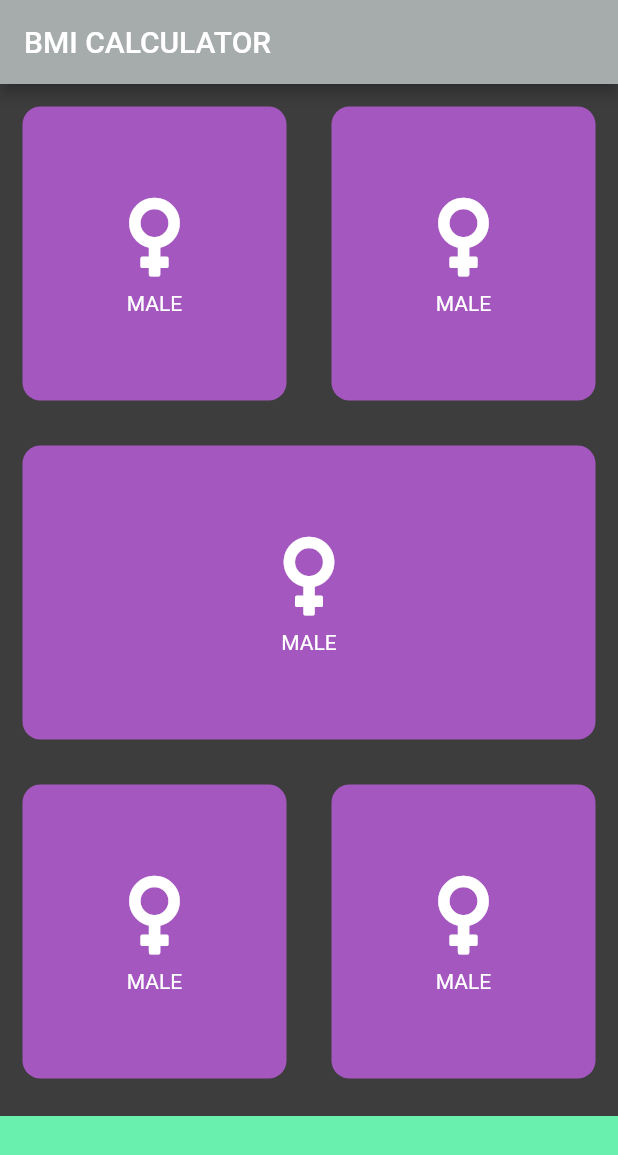
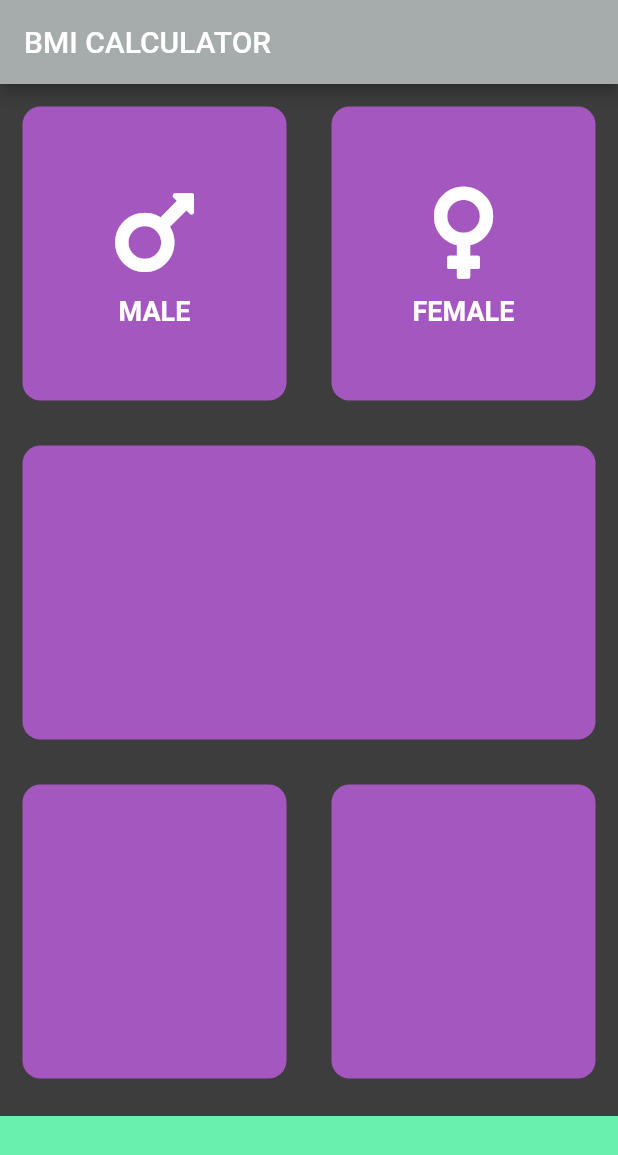
Before and after one commit to ConDex97/flutter_codigo_bmi, a Flutter app: the screen it shows after launch, on a phone screen of 412 x 824 dp. Shown: the top 1155 px of the screen. Run offline on Flutter 3.47's test engine with Material 2 defaults, Android fonts, the phone set to English and light mode, and no system bars; our stand-ins replace font_awesome_flutter.

Commit message:
IconContent TextStyle

```diff
--- /dev/null
+++ b/lib/icon_content.dart
@@ -0,0 +1,34 @@
+import 'package:flutter/cupertino.dart';
+import 'package:flutter/material.dart';
+
+const labelTextStyle =TextStyle(
+  fontSize: 18.0,
+  color: Colors.white,
+  fontWeight: FontWeight.bold,
+);
+
+class IconContent extends StatelessWidget {
+  final String text;
+  final IconData icon;
+  IconContent({@required this.text, @required this.icon});
+
+  @override
+  Widget build(BuildContext context) {
+    return Column(
+      mainAxisAlignment: MainAxisAlignment.center,
+      children: [
+        Icon(
+          icon,
+          size: 70.0,
+        ),
+        SizedBox(
+          height: 7.0,
+        ),
+        Text(
+          this.text,
+          style: labelTextStyle,
+        ),
+      ],
+    );
+  }
+}
--- a/lib/input_page.dart
+++ b/lib/input_page.dart
@@ -1,4 +1,6 @@
 import 'package:flutter/material.dart';
+import 'package:flutter_codigo_bmi/icon_content.dart';
+import 'package:flutter_codigo_bmi/reusable_card.dart';
 import 'package:font_awesome_flutter/font_awesome_flutter.dart';
 
 const activeCardColor = Color(0xffA457BF);
@@ -23,10 +25,18 @@ class _InputPageState extends State<InputPage> {
             child: Row(
               children: [
                 Expanded(
-                  child: ReusableCard(color: activeCardColor),
+                  child: ReusableCard(
+                    color: activeCardColor,
+                    cardChild:
+                        IconContent(text: "MALE", icon: FontAwesomeIcons.mars),
+                  ),
                 ),
                 Expanded(
-                  child: ReusableCard(color: activeCardColor),
+                  child: ReusableCard(
+                    color: activeCardColor,
+                    cardChild: IconContent(
+                        text: "FEMALE", icon: FontAwesomeIcons.venus),
+                  ),
                 ),
               ],
             ),
@@ -63,33 +73,3 @@ class _InputPageState extends State<InputPage> {
     );
   }
 }
-
-class ReusableCard extends StatelessWidget {
-  final Color color;
-  ReusableCard({@required this.color});
-
-  // const ReusableCard({
-  //   Key key,
-  // }) : super(key: key);
-
-  @override
-  Widget build(BuildContext context) {
-    return Container(
-      margin: EdgeInsets.all(15.0),
-      decoration: BoxDecoration(
-        color: color,
-        borderRadius: BorderRadius.circular(12.0),
-      ),
-      child: Column(
-        mainAxisAlignment: MainAxisAlignment.center,
-        children: [
-          FaIcon(FontAwesomeIcons.venus,size:60.0),
-          SizedBox(
-            height: 7.0,
-          ),
-          Text("MALE"),
-        ],
-      ),
-    );
-  }
-}
--- /dev/null
+++ b/lib/reusable_card.dart
@@ -0,0 +1,22 @@
+import 'package:flutter/material.dart';
+class ReusableCard extends StatelessWidget {
+  final Color color;
+  final Widget cardChild;
+  ReusableCard({@required this.color, @required this.cardChild});
+
+  // const ReusableCard({
+  //   Key key,
+  // }) : super(key: key);
+
+  @override
+  Widget build(BuildContext context) {
+    return Container(
+      margin: EdgeInsets.all(15.0),
+      decoration: BoxDecoration(
+        color: color,
+        borderRadius: BorderRadius.circular(12.0),
+      ),
+      child: cardChild,
+    );
+  }
+}
```
